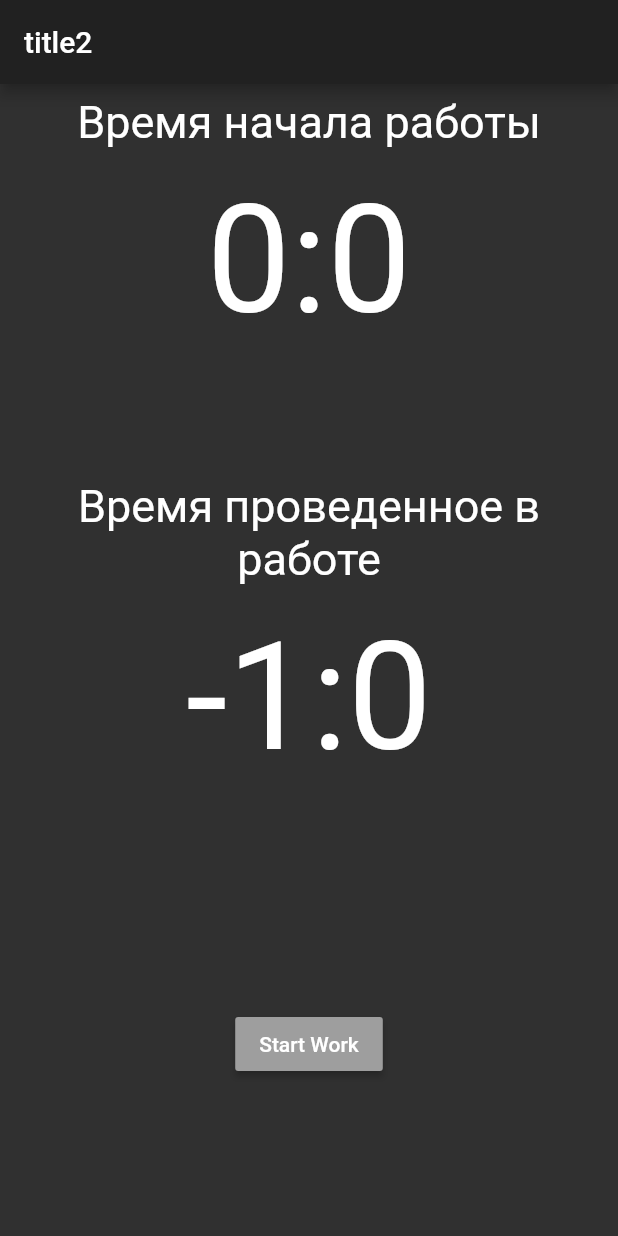
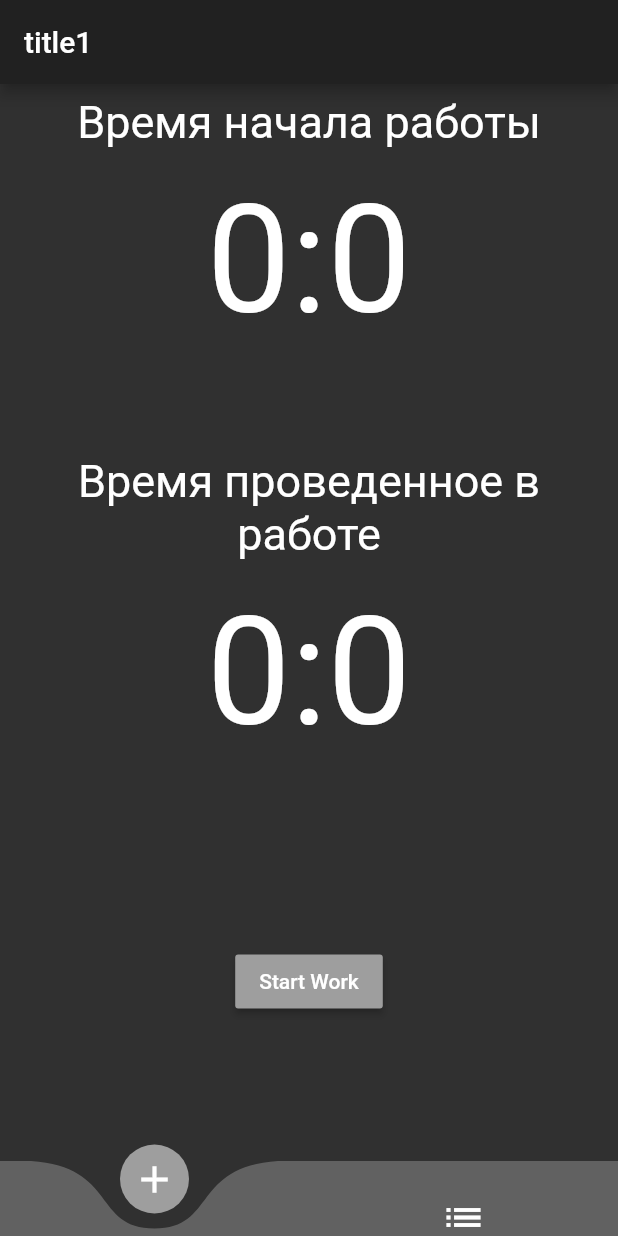
Before and after one commit to Evgenestan/timerforeyes, a Flutter app: the screen it shows after launch, on a phone screen of 412 x 824 dp. Run offline on Flutter 3.47's test engine with Material 2 defaults, Android fonts, the phone set to English and light mode, and no system bars; drawn by our look-alikes of curved_navigation_bar; our stand-ins replace flutter_local_notifications; missing offline and left inert: android_alarm_manager.

Commit message:
Добавлена навигация

```diff
--- /dev/null
+++ b/lib/MyHomePage.dart
@@ -0,0 +1,176 @@
+import 'dart:async';
+
+
+import 'package:flutter/cupertino.dart';
+import 'package:flutter/material.dart';
+
+
+
+
+import 'global_variable.dart';
+import 'theme.dart';
+
+
+class MyHomePage extends StatefulWidget {
+
+  MyHomePage({Key key}) : super(key: key);
+
+
+  @override
+  _MyHomePageState createState() => _MyHomePageState();
+}
+
+// Збс, что стейт - приватный класс (начинается с _)
+// Но иногда может быть так, что стейт будет публичным, тогда его внутренности необходимо делать приватными, а публичными оставлять лишь то, что ты явно хочешь оставить доступным снаружи
+class _MyHomePageState extends State<MyHomePage> {
+  bool firstRun = true;
+  Timer timer;
+
+  //DateTime time = DateTime.now();
+
+  @override
+  Widget build(BuildContext context) {
+    return Scaffold(
+      key: GlobalKey(),
+      appBar: AppBar(
+        title: Text('title1'),
+
+      ),
+
+
+      body: Column(
+        children: <Widget>[
+          Expanded(
+            child: Column(
+              children: <Widget>[
+                Container(
+                  child: Padding(
+                    padding: EdgeInsets.all(8),
+                    child: Text(
+                      'Время начала работы',
+                      style: TextStyle(
+                        fontSize: 30,
+                      ),
+                      textAlign: TextAlign.center,
+                    ),
+                  ),
+                ),
+                Container(
+                  child: Padding(
+                    padding: EdgeInsets.all(8),
+                    child: Center(
+                      child: Text(
+                        '$hourStart:$minuteStart',
+                        style: TextStyle(
+                          fontSize: 100,
+                        ),
+                        textAlign: TextAlign.center,
+                      ),
+                    ),
+                  ),
+                ),
+              ],
+            ),
+          ),
+          Expanded(
+            child: Column(
+              children: <Widget>[
+                Container(
+                  child: Padding(
+                    padding: EdgeInsets.all(8),
+                    child: Text(
+                      'Время проведенное в работе',
+                      style: TextStyle(
+                        fontSize: 30,
+                      ),
+                      textAlign: TextAlign.center,
+                    ),
+                  ),
+                ),
+                Container(
+                  child: Padding(
+                    padding: EdgeInsets.all(8),
+                    child: Center(
+                      child: Text(
+                        '$hour:$minute',
+                        style: TextStyle(
+                          fontSize: 100,
+                        ),
+                        textAlign: TextAlign.center,
+                      ),
+                    ),
+                  ),
+                ),
+              ],
+            ),
+          ),
+          Container(
+            child: Expanded(
+              child: Padding(
+                padding: EdgeInsets.all(8),
+                child: Center(
+                  child: RaisedButton(
+                      color: buttonBackgroundColor,
+
+                      onPressed: () async { onPressButton(); },
+                      // Аналогично
+                      onLongPress: () { onLongPressButton(); },
+                      child: Text('Start Work')),
+                ),
+              ),
+            ),
+          )
+        ],
+      ),
+    );
+  }
+
+  // camelCase! -> startWork
+  // The callback for our alarm
+
+  void onPressButton() {
+
+
+    print('presed');
+    if (timer == null) {
+      //startAlarm();
+      callbackAlarm();
+    }
+
+
+  }
+  void onLongPressButton() {
+    if (timer != null) {
+      timer.cancel();
+      timer = null;
+    } else {
+      setState(() {
+        minute = 0;
+        hour = 0;
+        print('obnulai $minute');
+      });
+    }
+  }
+
+  void callbackAlarm() {
+    var timeStart = DateTime.now().millisecondsSinceEpoch;
+    setState(() {
+      minuteStart = DateTime.now().minute;
+      hourStart = DateTime.now().hour;
+      print('${minuteStart/1000}');
+    });
+
+    timer = Timer.periodic(const Duration(seconds: 5), (timer) {
+      print('Before setState');
+      setState(() {
+        print('setState');
+
+        var timenow = ((DateTime.now().millisecondsSinceEpoch - timeStart)/(1000*60));
+
+        minute = timenow.toInt();//DateTime.now().minute - minuteStart;
+
+
+    });
+  });
+    }
+}
--- a/lib/global_variable.dart
+++ b/lib/global_variable.dart
@@ -1,8 +1,13 @@
+import 'dart:async';
+
 bool checkNotification = true;
 
-int hour = -1;
+int hour = 0;
 int hourStart = 0;
 int hourTempStart = 0;
 
 int minute = 0;
 int minuteStart = 0;
+bool firstRun = true;
+Timer timer;
+//int pageIndex = 0;
--- a/lib/main.dart
+++ b/lib/main.dart
@@ -1,19 +1,24 @@
-import 'dart:async';
+
 
 import 'package:android_alarm_manager/android_alarm_manager.dart';
+import 'package:curved_navigation_bar/curved_navigation_bar.dart';
 import 'package:flutter/cupertino.dart';
 import 'package:flutter/material.dart';
 
+import 'SecondPage.dart';
+import 'theme.dart';
+import 'notification.dart';
+import 'MyHomePage.dart';
 
-import 'android_alarm_manager.dart';
-import 'notification.dart';
-import 'global_variable.dart';
+
+
+
 
 void main() async {
   WidgetsFlutterBinding.ensureInitialized();
   await AndroidAlarmManager.initialize();
   initializeNotification();
-  runApp(MyApp());
+  runApp(MaterialApp(home: BottomNavBar(),theme: ThemeData.dark()));
 }
 
 
@@ -21,182 +26,70 @@ void main() async {
 
 
 
-class MyApp extends StatelessWidget {
+class BottomNavBar extends StatefulWidget {
   @override
-  Widget build(BuildContext context) {
-    return MaterialApp(
-      title: 'Title1',
-      theme: ThemeData.dark(),
-      home: MyHomePage(title: 'title2'),
-    );
-  }
+  _BottomNavBarState createState() => _BottomNavBarState();
 }
 
-// В будущем не стоит совмещать в одном файле несколько классов-виджетов, как тут у тебя - MyApp, MyHomePage
-// Их можно писать в одном файле, только если они очень связанны (если бы ты решил разбить один неделимый виджет на два поменьше и попроще)
-class MyHomePage extends StatefulWidget {
-  final String title;
+class _BottomNavBarState extends State<BottomNavBar> {
 
-  MyHomePage({Key key, this.title}) : super(key: key);
+  int pageIndex = 0;
+  static final Key key2 = GlobalKey();
+  @override
+  void initState() {
 
-  @override
-  _MyHomePageState createState() => _MyHomePageState();
-}
+    super.initState();
+    print('$key2');
 
-// Збс, что стейт - приватный класс (начинается с _)
-// Но иногда может быть так, что стейт будет публичным, тогда его внутренности необходимо делать приватными, а публичными оставлять лишь то, что ты явно хочешь оставить доступным снаружи
-class _MyHomePageState extends State<MyHomePage> {
-  Timer timer;
 
-  //DateTime time = DateTime.now();
+  }
+
+
+  final MyHomePage _home = MyHomePage(key: key2);
+  final SecondPage _second = SecondPage();
+
+
+  Widget _showPage = MyHomePage();
+  Widget _pageChooser(int page) {
+    switch(page) {
+      case 0:
+        return _home;
+        break;
+      case 1:
+        return _second;
+        break;
+      default: return null;
+    }
+  }
+
+
+
 
   @override
   Widget build(BuildContext context) {
     return Scaffold(
-      appBar: AppBar(
-        title: Text(widget.title),
-      ),
-      body: Column(
-        children: <Widget>[
-          Expanded(
-            child: Column(
-              children: <Widget>[
-                Container(
-                  child: Padding(
-                    padding: EdgeInsets.all(8),
-                    child: Text(
-                      'Время начала работы',
-                      style: TextStyle(
-                        fontSize: 30,
-                      ),
-                      textAlign: TextAlign.center,
-                    ),
-                  ),
-                ),
-                Container(
-                  child: Padding(
-                    padding: EdgeInsets.all(8),
-                    child: Center(
-                      child: Text(
-                        '$hourStart:$minuteStart',
-                        style: TextStyle(
-                          fontSize: 100,
-                        ),
-                        textAlign: TextAlign.center,
-                      ),
-                    ),
-                  ),
-                ),
-              ],
-            ),
-          ),
-          Expanded(
-            child: Column(
-              children: <Widget>[
-                Container(
-                  child: Padding(
-                    padding: EdgeInsets.all(8),
-                    child: Text(
-                      'Время проведенное в работе',
-                      style: TextStyle(
-                        fontSize: 30,
-                      ),
-                      textAlign: TextAlign.center,
-                    ),
-                  ),
-                ),
-                Container(
-                  child: Padding(
-                    padding: EdgeInsets.all(8),
-                    child: Center(
-                      child: Text(
-                        '$hour:$minute',
-                        style: TextStyle(
-                          fontSize: 100,
-                        ),
-                        textAlign: TextAlign.center,
-                      ),
-                    ),
-                  ),
-                ),
-              ],
-            ),
-          ),
-          Container(
-            child: Expanded(
-              child: Padding(
-                padding: EdgeInsets.all(8),
-                child: Center(
-                  child: RaisedButton(
-                      color: Colors.grey[500],
+        bottomNavigationBar: CurvedNavigationBar(
 
-                      onPressed: () async { onPressButton(); },
-                      // Аналогично
-                      onLongPress: () { onLongPressButton(); },
-                      child: Text('Start Work')),
-                ),
-              ),
-            ),
-          )
-        ],
-      ),
-    );
-  }
+          index: pageIndex,
+          height: 50.0,
+          items: <Widget>[
+            Icon(Icons.add, size: 30),
+            Icon(Icons.list, size: 30),
 
-  // camelCase! -> startWork
-  // The callback for our alarm
-
-  void onPressButton() {
-
-
-      print('presed');
-      if (timer == null) {
-        startAlarm();
-        callbackAlarm();
-      }
-
-
-  }
-  void onLongPressButton() {
-    if (timer != null) {
-      timer.cancel();
-      timer = null;
-    } else {
-      setState(() {
-        minute = 0;
-        hour = 0;
-        print('obnulai $minute');
-      });
-    }
-  }
-
-  void callbackAlarm() {
-    setState(() {
-      minuteStart = DateTime.now().minute;
-      hourStart = DateTime.now().hour;
-    });
-
-    timer = Timer.periodic(const Duration(seconds: 60), (timer) {
-      setState(() {
-        minute = DateTime.now().minute - minuteStart;
-
-        if (minute < 0) {
-          minute = minute + 60;
-        }
-      });
-      if (minute >= 0 && minute < 15 && checkNotification == true) {
-        showNotification();
-        hour++;
-      }
-      if (minute > 15 && minute < 29) {
-        checkNotification = true;
-      }
-      if (minute >= 30 && minute < 45 && checkNotification == true) {
-        showNotification();
-      }
-      if (minute > 45 && minute < 59) {
-        checkNotification = true;
-      }
-    });
+          ],
+          color: Colors.grey[700],
+          buttonBackgroundColor: buttonBackgroundColor,
+          backgroundColor: Colors.grey[850],
+          animationCurve: Curves.linearToEaseOut,
+          animationDuration: Duration(milliseconds: 400),
+          onTap: (int onTapIndex) {
+            setState(() {
+              _showPage = _pageChooser(onTapIndex);
+            });
+          },
+        ),
+        body: Container(
+          child: _showPage,
+        ));
   }
 }
--- a/lib/notification.dart
+++ b/lib/notification.dart
@@ -7,7 +7,12 @@ import 'package:flutter_local_notifications/flutter_local_notifications.dart';
 import 'global_variable.dart';
 
 
+
+
+
 FlutterLocalNotificationsPlugin flutterLocalNotificationsPlugin;
+
+
 
 void initializeNotification() {
   var initializationSettingsAndroid = AndroidInitializationSettings('app_icon');
--- /dev/null
+++ b/lib/theme.dart
@@ -0,0 +1,7 @@
+
+
+import 'package:flutter/material.dart';
+
+var appBarColor =  Colors.white10;
+var backgroundColor = Colors.white30;
+var buttonBackgroundColor = Colors.grey;
--- a/pubspec.yaml
+++ b/pubspec.yaml
@@ -21,6 +21,7 @@ environment:
   sdk: ">=2.7.0 <3.0.0"
 
 dependencies:
+  curved_navigation_bar: ^0.3.2
   vibration: ^1.2.4
   flutter_local_notifications: ^1.4.3
   path_provider: ^1.6.9
```
Also changed, not shown: lib/SecondPage.dart (added, +177 -0 lines), pubspec.lock, 2 other files.
